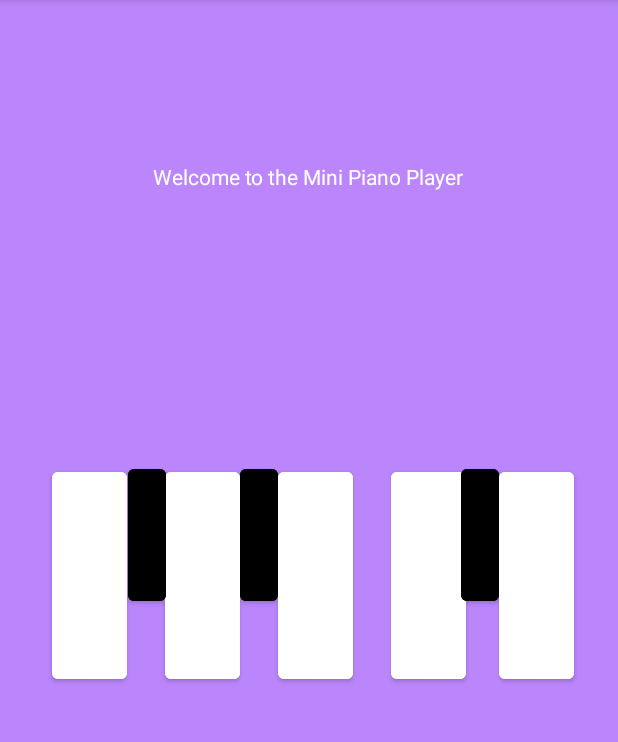
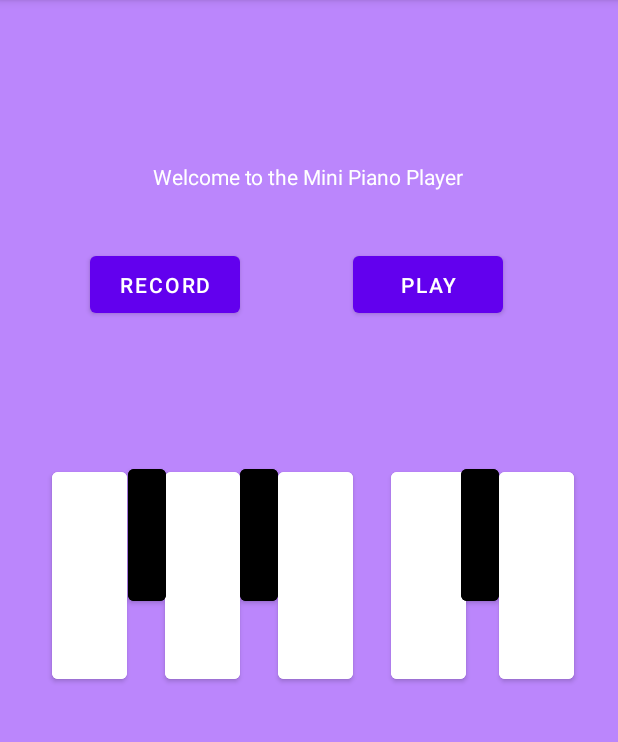
Before and after one commit to koneill7/cs441Interesting, an Android app: the screen it shows after launch (MainActivity), on a phone screen of 412 x 824 dp, the part 84-826 px from its top. Run offline under Robolectric (Android 15) with nearby library versions, the phone set to English and light mode, and no system bars.

Commit message:
Added recording and playback feature to app

```diff
--- a/app/src/main/java/com/example/cs441interesting/MainActivity.java
+++ b/app/src/main/java/com/example/cs441interesting/MainActivity.java
@@ -2,13 +2,129 @@ package com.example.cs441interesting;
 
 import androidx.appcompat.app.AppCompatActivity;
 
+import android.media.MediaPlayer;
 import android.os.Bundle;
+import android.view.View;
+import android.widget.Button;
+
+import java.util.ArrayList;
+import java.util.concurrent.TimeUnit;
 
 public class MainActivity extends AppCompatActivity {
+    Button wh1;
+    Button wh2;
+    Button wh3;
+    Button wh4;
+    Button wh5;
+    Button bl1;
+    Button bl2;
+    Button bl3;
+    Button record;
+    Button play;
+    Button reset;
+    boolean rec = false;
+
+    ArrayList<MediaPlayer> song = new ArrayList<MediaPlayer>();
 
     @Override
     protected void onCreate(Bundle savedInstanceState) {
         super.onCreate(savedInstanceState);
         setContentView(R.layout.activity_main);
+
+        wh1 = (Button)findViewById(R.id.wh1);
+        wh2 = (Button)findViewById(R.id.wh2);
+        wh3 = (Button)findViewById(R.id.wh3);
+        wh4 = (Button)findViewById(R.id.wh4);
+        wh5 = (Button)findViewById(R.id.wh5);
+        bl1 = (Button)findViewById(R.id.bl1);
+        bl2 = (Button)findViewById(R.id.bl2);
+        bl3 = (Button)findViewById(R.id.bl3);
+        record = (Button)findViewById(R.id.record);
+        play = (Button)findViewById(R.id.play);
+        reset = (Button)findViewById(R.id.play);
+        final MediaPlayer media = MediaPlayer.create(this, R.raw.c4);
+        final MediaPlayer media2 = MediaPlayer.create(this, R.raw.d4);
+        final MediaPlayer media3 = MediaPlayer.create(this, R.raw.e4);
+        final MediaPlayer media4 = MediaPlayer.create(this, R.raw.f4);
+        final MediaPlayer media5 = MediaPlayer.create(this, R.raw.g4);
+        final MediaPlayer media6 = MediaPlayer.create(this, R.raw.cs4);
+        final MediaPlayer media7 = MediaPlayer.create(this, R.raw.ds4);
+        final MediaPlayer media8 = MediaPlayer.create(this, R.raw.fs4);
+        record.setOnClickListener(new View.OnClickListener(){
+            @Override
+            public void onClick(View view){
+                rec = true;
+            }
+        });
+        play.setOnClickListener(new View.OnClickListener(){
+            @Override
+            public void onClick(View view){
+                for(int i =0; i < song.size(); i++){
+                    song.get(i).start();
+                    try {
+                        TimeUnit.MILLISECONDS.sleep(500);
+                    } catch (InterruptedException e) {
+                        e.printStackTrace();
+                    }
+                }
+            }
+        });
+        wh1.setOnClickListener(new View.OnClickListener(){
+            @Override
+            public void onClick(View view){
+                media.start();
+                if(rec) song.add(media);
+            }
+        });
+        wh2.setOnClickListener(new View.OnClickListener(){
+            @Override
+            public void onClick(View view){
+                media2.start();
+                if(rec) song.add(media2);
+            }
+        });
+        wh3.setOnClickListener(new View.OnClickListener(){
+            @Override
+            public void onClick(View view){
+                media3.start();
+                if(rec) song.add(media3);
+            }
+        });
+        wh4.setOnClickListener(new View.OnClickListener(){
+            @Override
+            public void onClick(View view){
+                media4.start();
+                if(rec) song.add(media4);
+            }
+        });
+        wh5.setOnClickListener(new View.OnClickListener(){
+            @Override
+            public void onClick(View view){
+                media5.start();
+                if(rec) song.add(media5);
+            }
+        });
+        bl1.setOnClickListener(new View.OnClickListener(){
+            @Override
+            public void onClick(View view){
+                media6.start();
+                if(rec) song.add(media6);
+            }
+        });
+        bl2.setOnClickListener(new View.OnClickListener(){
+            @Override
+            public void onClick(View view){
+                media7.start();
+                if(rec) song.add(media7);
+            }
+        });
+        bl3.setOnClickListener(new View.OnClickListener(){
+            @Override
+            public void onClick(View view){
+                media8.start();
+                if(rec) song.add(media8);
+            }
+        });
     }
+
 }
--- a/app/src/main/res/layout/activity_main.xml
+++ b/app/src/main/res/layout/activity_main.xml
@@ -116,5 +116,29 @@
         app:layout_constraintTop_toTopOf="parent"
         app:layout_constraintVertical_bias="0.459" />
 
+    <Button
+        android:layout_width="100dp"
+        android:layout_height="50dp"
+        android:text="Record"
+        android:id="@+id/record"
+        app:layout_constraintBottom_toBottomOf="parent"
+        app:layout_constraintEnd_toEndOf="parent"
+        app:layout_constraintHorizontal_bias="0.192"
+        app:layout_constraintStart_toStartOf="parent"
+        app:layout_constraintTop_toTopOf="parent"
+        app:layout_constraintVertical_bias="0.229" />
+
+    <Button
+        android:layout_width="100dp"
+        android:layout_height="50dp"
+        android:text="Play"
+        android:id="@+id/play"
+        app:layout_constraintBottom_toBottomOf="parent"
+        app:layout_constraintEnd_toEndOf="parent"
+        app:layout_constraintHorizontal_bias="0.755"
+        app:layout_constraintStart_toStartOf="parent"
+        app:layout_constraintTop_toTopOf="parent"
+        app:layout_constraintVertical_bias="0.229" />
+
 
 </androidx.constraintlayout.widget.ConstraintLayout>
```
Also changed, not shown: gradle/wrapper/gradle-wrapper.properties, 8 other files.
